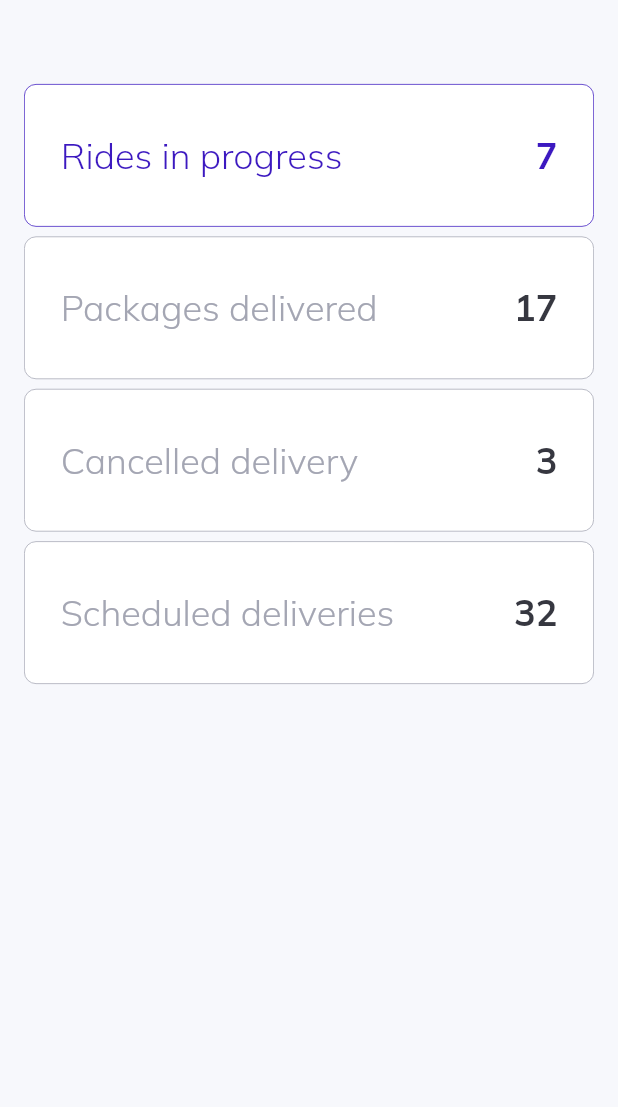
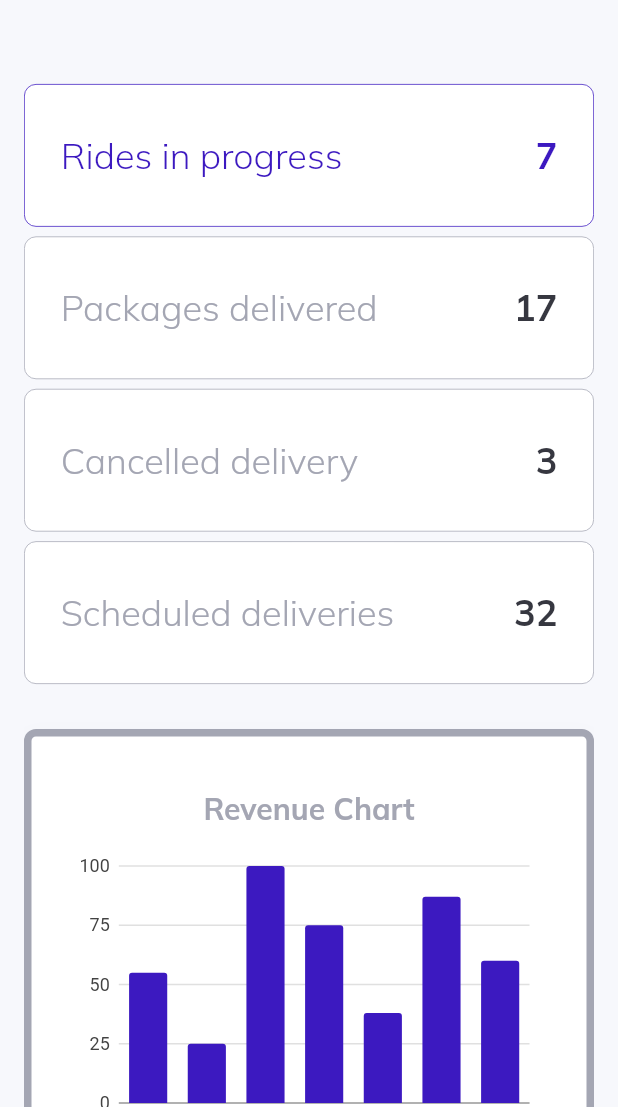
Before and after one commit to Apeksh742/flutter_web_dashboard, a Flutter app: the screen it shows after launch, on a phone screen of 412 x 824 dp, the part 129-1236 px from its top. Run offline on Flutter 3.47's test engine with Material 2 defaults, Android fonts, the light colour scheme and no system bars; our stand-ins replace charts_flutter, get, google_fonts.

Commit message:
done with revenue section

```diff
--- a/lib/pages/overview/overview.dart
+++ b/lib/pages/overview/overview.dart
@@ -4,6 +4,8 @@ import 'package:flutter_web_dashboard/helpers/responsiveness.dart';
 import 'package:flutter_web_dashboard/pages/overview/widgets/overview_cards_large.dart';
 import 'package:flutter_web_dashboard/pages/overview/widgets/overview_cards_medium.dart';
 import 'package:flutter_web_dashboard/pages/overview/widgets/overview_cards_small.dart';
+import 'package:flutter_web_dashboard/pages/overview/widgets/revenue_section_large.dart';
+import 'package:flutter_web_dashboard/pages/overview/widgets/revenue_section_small.dart';
 import 'package:flutter_web_dashboard/widgets/custom_text.dart';
 import 'package:get/get.dart';
 
@@ -36,7 +38,12 @@ class OverviewPage extends StatelessWidget {
               else
                 OverViewCardsLargeScreen()
             else
-              OverViewCardsSmallScreen()
+              OverViewCardsSmallScreen(),
+
+            if(!ResponsiveWidget.isSmallScreen(context))
+            RevenueSectionLarge()
+            else
+             RevenueSectionSmall()
           ],
         ))
       ],
--- /dev/null
+++ b/lib/pages/overview/widgets/bar_chart.dart
@@ -0,0 +1,59 @@
+/// Bar chart example
+import 'package:charts_flutter/flutter.dart' as charts;
+import 'package:flutter/material.dart';
+import 'package:flutter_web_dashboard/constants/style.dart';
+
+class SimpleBarChart extends StatelessWidget {
+  final List<charts.Series<dynamic, String>> seriesList;
+  final bool animate;
+
+  const SimpleBarChart(this.seriesList, {this.animate = false, Key? key});
+
+  /// Creates a [BarChart] with sample data and no transition.
+  factory SimpleBarChart.withSampleData() {
+    return SimpleBarChart(
+      _createSampleData(),
+      // Disable animations for image tests.
+      animate: false,
+    );
+  }
+
+  @override
+  Widget build(BuildContext context) {
+    return charts.BarChart(
+      seriesList,
+      animate: animate,
+    );
+  }
+
+  /// Create one series with sample hard coded data.
+  static List<charts.Series<OrdinalSales, String>> _createSampleData() {
+    final data = [
+      OrdinalSales('Today', 55),
+      OrdinalSales('Yesterday', 25),
+      OrdinalSales('2 days', 100),
+      OrdinalSales('24 Jun', 75),
+      OrdinalSales('23 Jun', 38),
+      OrdinalSales('22 Jun', 87),
+      OrdinalSales('21 Jun', 60),
+    ];
+
+    return [
+      charts.Series<OrdinalSales, String>(
+        id: 'Sales',
+        colorFn: (_, __) => charts.ColorUtil.fromDartColor(active),
+        domainFn: (OrdinalSales sales, _) => sales.year,
+        measureFn: (OrdinalSales sales, _) => sales.sales,
+        data: data,
+      )
+    ];
+  }
+}
+
+/// Sample ordinal data type.
+class OrdinalSales {
+  final String year;
+  final int sales;
+
+  OrdinalSales(this.year, this.sales);
+}
--- /dev/null
+++ b/lib/pages/overview/widgets/revenue_section_small.dart
@@ -0,0 +1,92 @@
+import 'package:flutter/material.dart';
+import 'package:flutter_web_dashboard/constants/style.dart';
+import 'package:flutter_web_dashboard/pages/overview/widgets/bar_chart.dart';
+import 'package:flutter_web_dashboard/pages/overview/widgets/revenue_info.dart';
+import 'package:flutter_web_dashboard/widgets/custom_text.dart';
+
+class RevenueSectionSmall extends StatelessWidget {
+  const RevenueSectionSmall({Key? key}) : super(key: key);
+
+  @override
+  Widget build(BuildContext context) {
+    return Container(
+      padding: const EdgeInsets.all(24),
+      margin: const EdgeInsets.symmetric(vertical: 30),
+      decoration: BoxDecoration(
+        color: Colors.white,
+        borderRadius: BorderRadius.circular(8),
+        boxShadow: [
+          BoxShadow(
+            offset: Offset(0, 6),
+            color: lightGrey.withOpacity(.1),
+            blurRadius: 12,
+          )
+        ],
+        border: Border.all(color: lightGrey, width: 5),
+      ),
+      child: Column(
+        children: [
+          Container(
+            height: 260,
+            child: Column(
+              mainAxisAlignment: MainAxisAlignment.spaceEvenly,
+              children: [
+                CustomText(
+                  text: "Revenue Chart",
+                  size: 20,
+                  weight: FontWeight.bold,
+                  color: lightGrey,
+                ),
+                Container(
+                  width: 600,
+                  height: 200,
+                  child: SimpleBarChart.withSampleData(),
+                ),
+              ],
+            ),
+          ),
+          Container(
+            width: 120,
+            height: 1,
+            color: lightGrey,
+          ),
+          Container(
+            height: 260,
+            child: Column(
+              mainAxisAlignment: MainAxisAlignment.spaceEvenly,
+              children: [
+                Row(
+                  children: [
+                    RevenueInfo(
+                      title: "Today\'s revenue",
+                      amount: '23',
+                    ),
+                    RevenueInfo(
+                      title: "Last 7 days",
+                      amount: '150',
+                    )
+                  ],
+                ),
+                const SizedBox(
+                  height: 30,
+                ),
+                Row(
+                  children: [
+                    RevenueInfo(
+                      title: "Last 30 days",
+                      amount: '1,200',
+                    ),
+                    RevenueInfo(
+                      title: "Last 12 months",
+                      amount: '3,230',
+                    )
+                  ],
+                ),
+              ],
+            ),
+          )
+        ],
+      ),
+    );
+  }
+}
```
Also changed, not shown: lib/pages/overview/widgets/revenue_info.dart (added, +26 -0 lines), lib/pages/overview/widgets/revenue_section_large.dart (added, +91 -0 lines).
